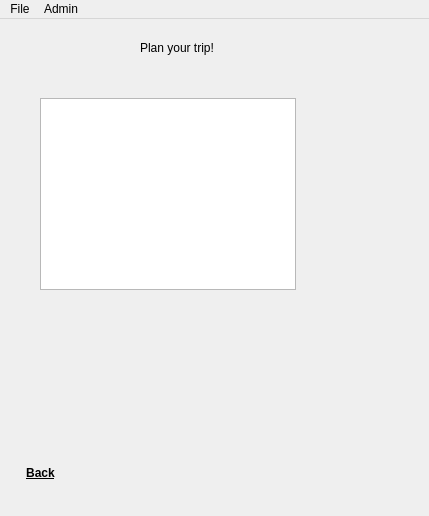
This is src/form/mainwindow.ui in dank-devz/effective-octo-meme as Qt 5 draws it before an edit. The edited form follows.
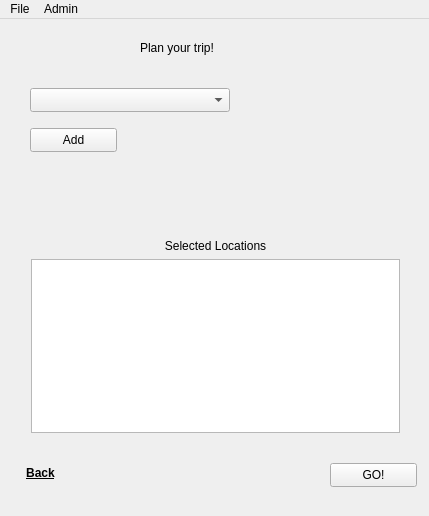
This is the edited form. The open tabs and pages were chosen to show the change.

Commit message: added the new stuff to the ui just go through and make the buttons do ish

What changed in the file:
```diff
--- a/src/form/mainwindow.ui
+++ b/src/form/mainwindow.ui
@@ -413,16 +413,67 @@
        <bool>true</bool>
       </property>
      </widget>
-     <widget class="QTableView" name="tableView_2">
+     <widget class="QComboBox" name="planCustomFoodRun_comboBox_locations">
       <property name="geometry">
        <rect>
-        <x>40</x>
-        <y>80</y>
-        <width>256</width>
-        <height>192</height>
+        <x>30</x>
+        <y>70</y>
+        <width>200</width>
+        <height>24</height>
        </rect>
       </property>
      </widget>
+     <widget class="QPushButton" name="planCustomFoodRun_pushButton_go">
+      <property name="geometry">
+       <rect>
+        <x>330</x>
+        <y>445</y>
+        <width>87</width>
+        <height>24</height>
+       </rect>
+      </property>
+      <property name="text">
+       <string>GO!</string>
+      </property>
+     </widget>
+     <widget class="QPushButton" name="planCustomFoodRun_pushButton_add">
+      <property name="geometry">
+       <rect>
+        <x>30</x>
+        <y>110</y>
+        <width>87</width>
+        <height>24</height>
+       </rect>
+      </property>
+      <property name="text">
+       <string>Add</string>
+      </property>
+     </widget>
+     <widget class="QWidget" name="">
+      <property name="geometry">
+       <rect>
+        <x>20</x>
+        <y>210</y>
+        <width>391</width>
+        <height>216</height>
+       </rect>
+      </property>
+      <layout class="QVBoxLayout" name="planCustomFoodRun_verticalLayout_selected">
+       <item>
+        <widget class="QLabel" name="planCustomFoodRun_label_selected">
+         <property name="text">
+          <string>Selected Locations</string>
+         </property>
+         <property name="alignment">
+          <set>Qt::AlignCenter</set>
+         </property>
+        </widget>
+       </item>
+       <item>
+        <widget class="QListView" name="planCustomFoodRun_listView_selected"/>
+       </item>
+      </layout>
+     </widget>
     </widget>
     <widget class="QWidget" name="page_viewDetails">
      <widget class="QWidget" name="layoutWidget">
```
Left out of the diff: 8 changed lines with no effect on the pictures. The commit also changes 1 other file.
